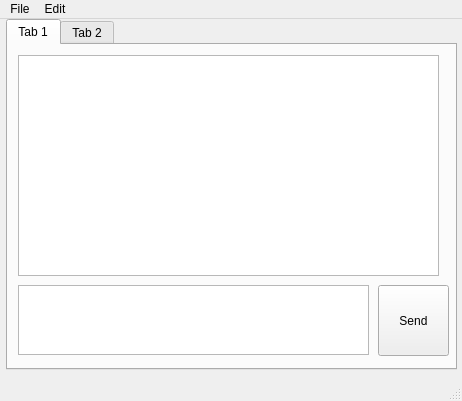
Qt form mainwindow.ui (jake-kolk/Hackathon) before a commit.
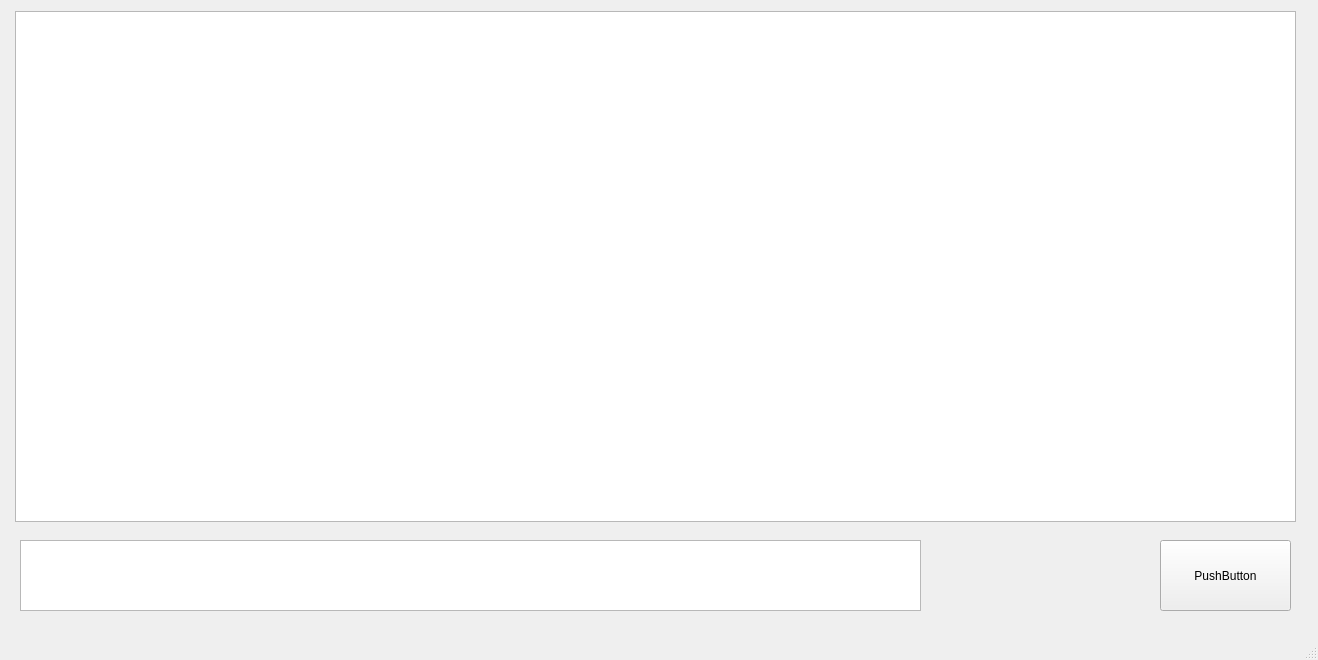
The same form after that commit.

Diff of the .ui file:
```diff
--- a/mainwindow.ui
+++ b/mainwindow.ui
@@ -6,104 +6,50 @@
    <rect>
     <x>0</x>
     <y>0</y>
-    <width>462</width>
-    <height>401</height>
+    <width>1318</width>
+    <height>660</height>
    </rect>
   </property>
   <property name="windowTitle">
    <string>MainWindow</string>
   </property>
   <widget class="QWidget" name="centralwidget">
-   <widget class="QTabWidget" name="tabContainer">
+   <widget class="QTextBrowser" name="promptTextBox">
     <property name="geometry">
      <rect>
-      <x>6</x>
-      <y>0</y>
-      <width>451</width>
-      <height>351</height>
+      <x>20</x>
+      <y>540</y>
+      <width>901</width>
+      <height>71</height>
      </rect>
     </property>
-    <property name="currentIndex">
-     <number>0</number>
+    <property name="readOnly">
+     <bool>false</bool>
     </property>
-    <widget class="QWidget" name="tab">
-     <attribute name="title">
-      <string>Tab 1</string>
-     </attribute>
-     <widget class="QTextBrowser" name="responseBox">
-      <property name="geometry">
-       <rect>
-        <x>10</x>
-        <y>10</y>
-        <width>421</width>
-        <height>221</height>
-       </rect>
-      </property>
-      <property name="mouseTracking">
-       <bool>true</bool>
-      </property>
-      <property name="frameShadow">
-       <enum>QFrame::Shadow::Raised</enum>
-      </property>
-     </widget>
-     <widget class="QTextEdit" name="promptTextBox">
-      <property name="geometry">
-       <rect>
-        <x>10</x>
-        <y>240</y>
-        <width>351</width>
-        <height>70</height>
-       </rect>
-      </property>
-      <property name="autoFillBackground">
-       <bool>false</bool>
-      </property>
-      <property name="frameShape">
-       <enum>QFrame::Shape::StyledPanel</enum>
-      </property>
-     </widget>
-     <widget class="QPushButton" name="sendButton">
-      <property name="geometry">
-       <rect>
-        <x>370</x>
-        <y>240</y>
-        <width>71</width>
-        <height>71</height>
-       </rect>
-      </property>
-      <property name="text">
-       <string>Send</string>
-      </property>
-     </widget>
-    </widget>
-    <widget class="QWidget" name="tab_2">
-     <attribute name="title">
-      <string>Tab 2</string>
-     </attribute>
-    </widget>
    </widget>
-  </widget>
-  <widget class="QMenuBar" name="menubar">
-   <property name="geometry">
-    <rect>
-     <x>0</x>
-     <y>0</y>
-     <width>462</width>
-     <height>21</height>
-    </rect>
-   </property>
-   <widget class="QMenu" name="menuFile">
-    <property name="title">
-     <string>File</string>
+   <widget class="QPushButton" name="sendButton">
+    <property name="geometry">
+     <rect>
+      <x>1160</x>
+      <y>540</y>
+      <width>131</width>
+      <height>71</height>
+     </rect>
     </property>
+    <property name="text">
+     <string>PushButton</string>
+    </property>
    </widget>
-   <widget class="QMenu" name="menuEdit">
-    <property name="title">
-     <string>Edit</string>
+   <widget class="QTextBrowser" name="responseBox">
+    <property name="geometry">
+     <rect>
+      <x>15</x>
+      <y>11</y>
+      <width>1281</width>
+      <height>511</height>
+     </rect>
     </property>
    </widget>
-   <addaction name="menuFile"/>
-   <addaction name="menuEdit"/>
   </widget>
   <widget class="QStatusBar" name="statusbar"/>
   <action name="actionFile">
```
